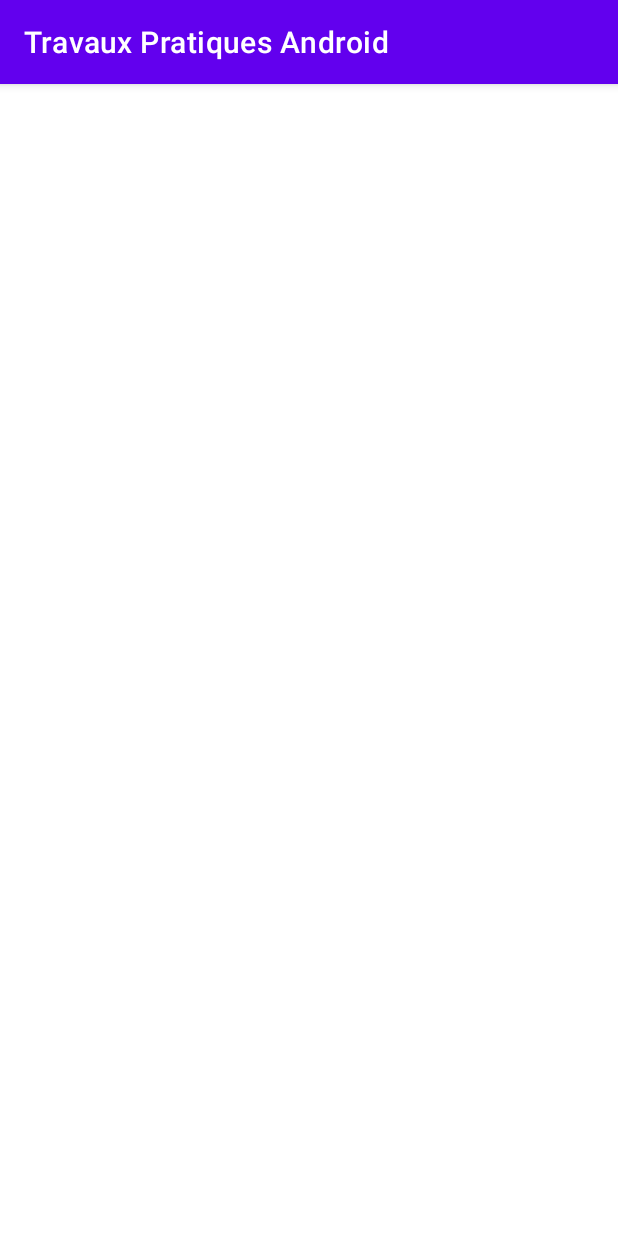
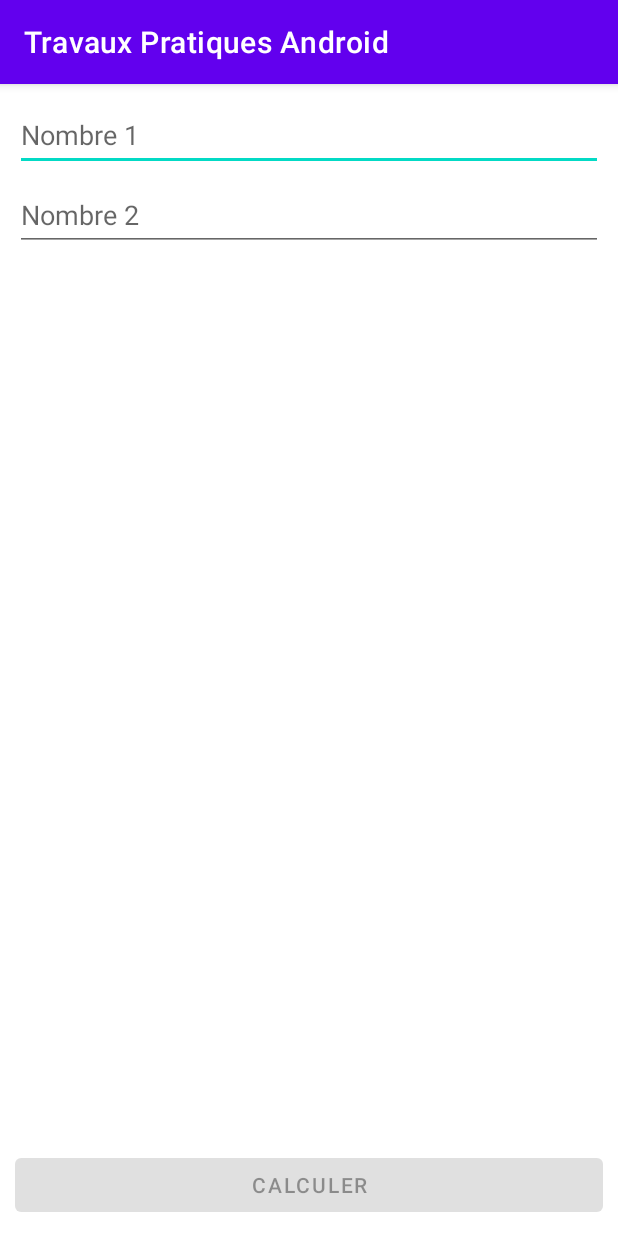
Before and after one commit to BGTheodore/TP-Android, an Android app: the ComputeActivity screen opened directly, with no data from a screen before it, on a phone screen of 412 x 824 dp. Run offline under Robolectric (Android 15) with nearby library versions, the phone set to English and light mode, and no system bars.

Commit message:
Issue with loading Compute activity layout

```diff
--- a/app/src/main/java/com/example/travauxpratiquesandroid/ComputeActivity.kt
+++ b/app/src/main/java/com/example/travauxpratiquesandroid/ComputeActivity.kt
@@ -1,12 +1,59 @@
 package com.example.travauxpratiquesandroid
 
+import android.content.Intent
 import android.os.Bundle
 import android.os.PersistableBundle
+import android.text.Editable
+import android.text.TextWatcher
+import android.widget.Button
+import android.widget.EditText
+import android.widget.TextView
 import androidx.appcompat.app.AppCompatActivity
 
-class ComputeActivity : AppCompatActivity(){
-    override fun onCreate(savedInstanceState: Bundle?, persistentState: PersistableBundle?) {
-        super.onCreate(savedInstanceState, persistentState)
+class ComputeActivity: AppCompatActivity() {
+    private lateinit var field_1: EditText
+    private lateinit var field_2: EditText
+    private lateinit var resultat: TextView
+    private lateinit var btn_calculer: Button
+
+    override fun onCreate(savedInstanceState: Bundle?) {
+        super.onCreate(savedInstanceState)
         setContentView(R.layout.compute_activity)
+        field_1 = findViewById(R.id.field_1)
+        field_2 = findViewById(R.id.field_2)
+        resultat = findViewById(R.id.resultat)
+        btn_calculer = findViewById(R.id.btn_calculer)
+        btn_calculer.isEnabled = false
+
+        field_1.addTextChangedListener(object : TextWatcher {
+            override fun afterTextChanged(s: Editable?) {
+            }
+
+            override fun beforeTextChanged(s: CharSequence?, start: Int, count: Int, after: Int) {
+            }
+
+            override fun onTextChanged(s: CharSequence?, start: Int, before: Int, count: Int) {
+                btn_calculer.isEnabled = field_1.text.toString().isNotEmpty() && field_2.text.toString().isNotEmpty()
+            }
+        })
+        field_2.addTextChangedListener(object : TextWatcher {
+            override fun afterTextChanged(s: Editable?) {
+            }
+
+            override fun beforeTextChanged(s: CharSequence?, start: Int, count: Int, after: Int) {
+            }
+
+            override fun onTextChanged(s: CharSequence?, start: Int, before: Int, count: Int) {
+                btn_calculer.isEnabled = field_1.text.toString().isNotEmpty() && field_2.text.toString().isNotEmpty()
+            }
+        })
+        btn_calculer.setOnClickListener {
+            val res = (field_1.text.toString().toDouble() + field_2.text.toString().toDouble()).toString()
+            val newText = "Resultat = $res"
+            resultat.text = newText
+        }
+
+
+
     }
 }
```
Also changed, not shown: app/src/main/res/layout/activity_main.xml (+11 -0 lines).
